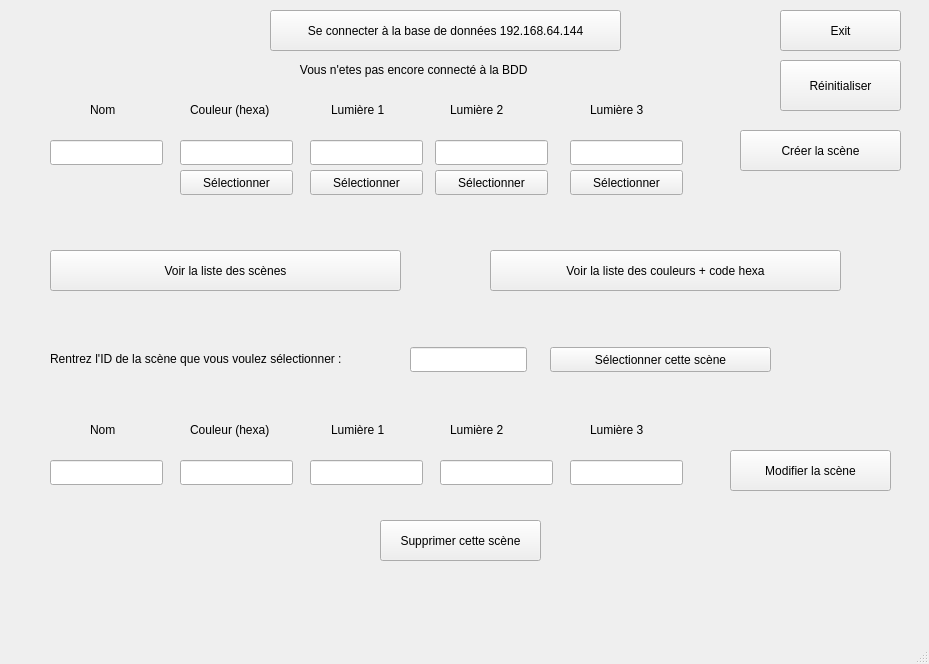
Above: E3-DUVAL_William/EditeurScene/mainwindow.ui from jeanlaurentdotme/dmx-webedia before the change. Below: the same form after it.
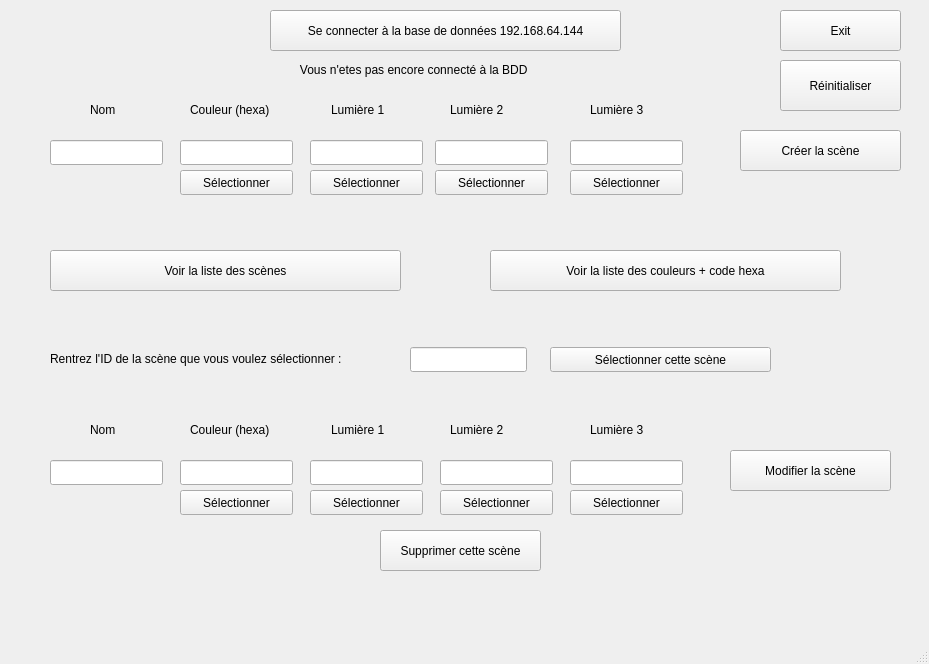
That is the form after the change.

Diff of the .ui file:
```diff
--- a/E3-DUVAL_William/EditeurScene/mainwindow.ui
+++ b/E3-DUVAL_William/EditeurScene/mainwindow.ui
@@ -378,7 +378,7 @@
     <property name="geometry">
      <rect>
       <x>380</x>
-      <y>520</y>
+      <y>530</y>
       <width>161</width>
       <height>41</height>
      </rect>
@@ -391,7 +391,7 @@
     <property name="geometry">
      <rect>
       <x>350</x>
-      <y>570</y>
+      <y>580</y>
       <width>381</width>
       <height>17</height>
      </rect>
@@ -543,6 +543,58 @@
      <string>Sélectionner</string>
     </property>
    </widget>
+   <widget class="QPushButton" name="pushButton_14">
+    <property name="geometry">
+     <rect>
+      <x>180</x>
+      <y>490</y>
+      <width>113</width>
+      <height>25</height>
+     </rect>
+    </property>
+    <property name="text">
+     <string>Sélectionner</string>
+    </property>
+   </widget>
+   <widget class="QPushButton" name="pushButton_15">
+    <property name="geometry">
+     <rect>
+      <x>310</x>
+      <y>490</y>
+      <width>113</width>
+      <height>25</height>
+     </rect>
+    </property>
+    <property name="text">
+     <string>Sélectionner</string>
+    </property>
+   </widget>
+   <widget class="QPushButton" name="pushButton_16">
+    <property name="geometry">
+     <rect>
+      <x>440</x>
+      <y>490</y>
+      <width>113</width>
+      <height>25</height>
+     </rect>
+    </property>
+    <property name="text">
+     <string>Sélectionner</string>
+    </property>
+   </widget>
+   <widget class="QPushButton" name="pushButton_17">
+    <property name="geometry">
+     <rect>
+      <x>570</x>
+      <y>490</y>
+      <width>113</width>
+      <height>25</height>
+     </rect>
+    </property>
+    <property name="text">
+     <string>Sélectionner</string>
+    </property>
+   </widget>
   </widget>
   <widget class="QMenuBar" name="menubar">
    <property name="geometry">
```
